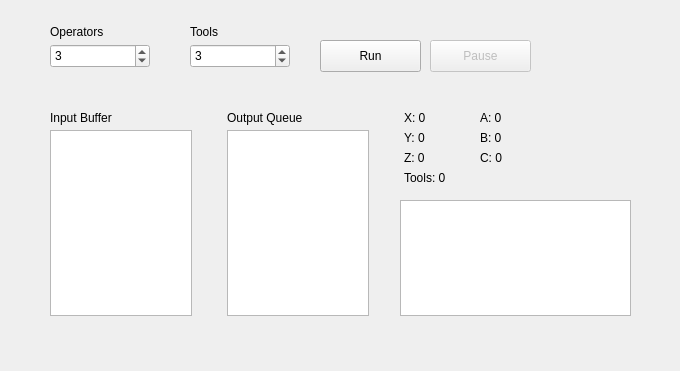
The window that mainwindow.ui (xhacker/CMPT-300-HW2) describes before a commit, drawn with Qt 5.
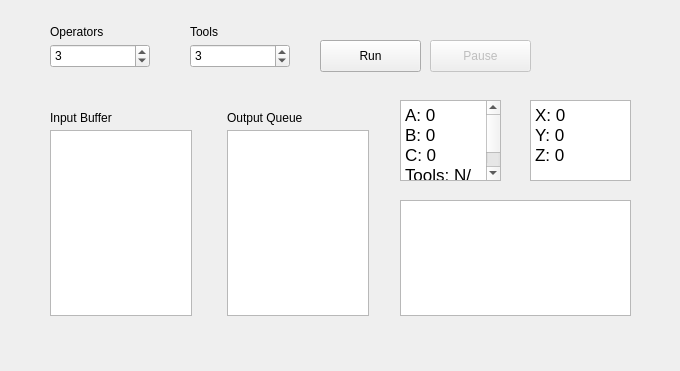
The same window after the commit.

Commit message: Show materials count.

Patch:
```diff
--- a/mainwindow.ui
+++ b/mainwindow.ui
@@ -107,97 +107,6 @@
      <string>Pause</string>
     </property>
    </widget>
-   <widget class="QLabel" name="label_5">
-    <property name="geometry">
-     <rect>
-      <x>404</x>
-      <y>110</y>
-      <width>71</width>
-      <height>16</height>
-     </rect>
-    </property>
-    <property name="text">
-     <string>X: 0</string>
-    </property>
-   </widget>
-   <widget class="QLabel" name="label_6">
-    <property name="geometry">
-     <rect>
-      <x>404</x>
-      <y>130</y>
-      <width>71</width>
-      <height>16</height>
-     </rect>
-    </property>
-    <property name="text">
-     <string>Y: 0</string>
-    </property>
-   </widget>
-   <widget class="QLabel" name="label_7">
-    <property name="geometry">
-     <rect>
-      <x>404</x>
-      <y>150</y>
-      <width>71</width>
-      <height>16</height>
-     </rect>
-    </property>
-    <property name="text">
-     <string>Z: 0</string>
-    </property>
-   </widget>
-   <widget class="QLabel" name="label_8">
-    <property name="geometry">
-     <rect>
-      <x>480</x>
-      <y>150</y>
-      <width>71</width>
-      <height>16</height>
-     </rect>
-    </property>
-    <property name="text">
-     <string>C: 0</string>
-    </property>
-   </widget>
-   <widget class="QLabel" name="label_9">
-    <property name="geometry">
-     <rect>
-      <x>480</x>
-      <y>110</y>
-      <width>71</width>
-      <height>16</height>
-     </rect>
-    </property>
-    <property name="text">
-     <string>A: 0</string>
-    </property>
-   </widget>
-   <widget class="QLabel" name="label_10">
-    <property name="geometry">
-     <rect>
-      <x>480</x>
-      <y>130</y>
-      <width>71</width>
-      <height>16</height>
-     </rect>
-    </property>
-    <property name="text">
-     <string>B: 0</string>
-    </property>
-   </widget>
-   <widget class="QLabel" name="label_11">
-    <property name="geometry">
-     <rect>
-      <x>404</x>
-      <y>170</y>
-      <width>71</width>
-      <height>16</height>
-     </rect>
-    </property>
-    <property name="text">
-     <string>Tools: 0</string>
-    </property>
-   </widget>
    <widget class="QSpinBox" name="operatorsSpinBox">
     <property name="geometry">
      <rect>
@@ -266,6 +175,51 @@
      </rect>
     </property>
    </widget>
+   <widget class="QTextBrowser" name="materialsBrowser">
+    <property name="enabled">
+     <bool>true</bool>
+    </property>
+    <property name="geometry">
+     <rect>
+      <x>400</x>
+      <y>100</y>
+      <width>101</width>
+      <height>81</height>
+     </rect>
+    </property>
+    <property name="html">
+     <string>&lt;!DOCTYPE HTML PUBLIC &quot;-//W3C//DTD HTML 4.0//EN&quot; &quot;http://www.w3.org/TR/REC-html40/strict.dtd&quot;&gt;
+&lt;html&gt;&lt;head&gt;&lt;meta name=&quot;qrichtext&quot; content=&quot;1&quot; /&gt;&lt;style type=&quot;text/css&quot;&gt;
+p, li { white-space: pre-wrap; }
+&lt;/style&gt;&lt;/head&gt;&lt;body style=&quot; font-family:'.Lucida Grande UI'; font-size:13pt; font-weight:400; font-style:normal;&quot;&gt;
+&lt;p style=&quot; margin-top:0px; margin-bottom:0px; margin-left:0px; margin-right:0px; -qt-block-indent:0; text-indent:0px;&quot;&gt;A: 0&lt;/p&gt;
+&lt;p style=&quot; margin-top:0px; margin-bottom:0px; margin-left:0px; margin-right:0px; -qt-block-indent:0; text-indent:0px;&quot;&gt;B: 0&lt;/p&gt;
+&lt;p style=&quot; margin-top:0px; margin-bottom:0px; margin-left:0px; margin-right:0px; -qt-block-indent:0; text-indent:0px;&quot;&gt;C: 0&lt;/p&gt;
+&lt;p style=&quot; margin-top:0px; margin-bottom:0px; margin-left:0px; margin-right:0px; -qt-block-indent:0; text-indent:0px;&quot;&gt;Tools: N/A&lt;/p&gt;&lt;/body&gt;&lt;/html&gt;</string>
+    </property>
+   </widget>
+   <widget class="QTextBrowser" name="productsBrowser">
+    <property name="enabled">
+     <bool>true</bool>
+    </property>
+    <property name="geometry">
+     <rect>
+      <x>530</x>
+      <y>100</y>
+      <width>101</width>
+      <height>81</height>
+     </rect>
+    </property>
+    <property name="html">
+     <string>&lt;!DOCTYPE HTML PUBLIC &quot;-//W3C//DTD HTML 4.0//EN&quot; &quot;http://www.w3.org/TR/REC-html40/strict.dtd&quot;&gt;
+&lt;html&gt;&lt;head&gt;&lt;meta name=&quot;qrichtext&quot; content=&quot;1&quot; /&gt;&lt;style type=&quot;text/css&quot;&gt;
+p, li { white-space: pre-wrap; }
+&lt;/style&gt;&lt;/head&gt;&lt;body style=&quot; font-family:'.Lucida Grande UI'; font-size:13pt; font-weight:400; font-style:normal;&quot;&gt;
+&lt;p style=&quot; margin-top:0px; margin-bottom:0px; margin-left:0px; margin-right:0px; -qt-block-indent:0; text-indent:0px;&quot;&gt;X: 0&lt;/p&gt;
+&lt;p style=&quot; margin-top:0px; margin-bottom:0px; margin-left:0px; margin-right:0px; -qt-block-indent:0; text-indent:0px;&quot;&gt;Y: 0&lt;/p&gt;
+&lt;p style=&quot; margin-top:0px; margin-bottom:0px; margin-left:0px; margin-right:0px; -qt-block-indent:0; text-indent:0px;&quot;&gt;Z: 0&lt;/p&gt;&lt;/body&gt;&lt;/html&gt;</string>
+    </property>
+   </widget>
   </widget>
   <widget class="QMenuBar" name="menuBar">
    <property name="geometry">
```
The commit also changes 1 other file.
